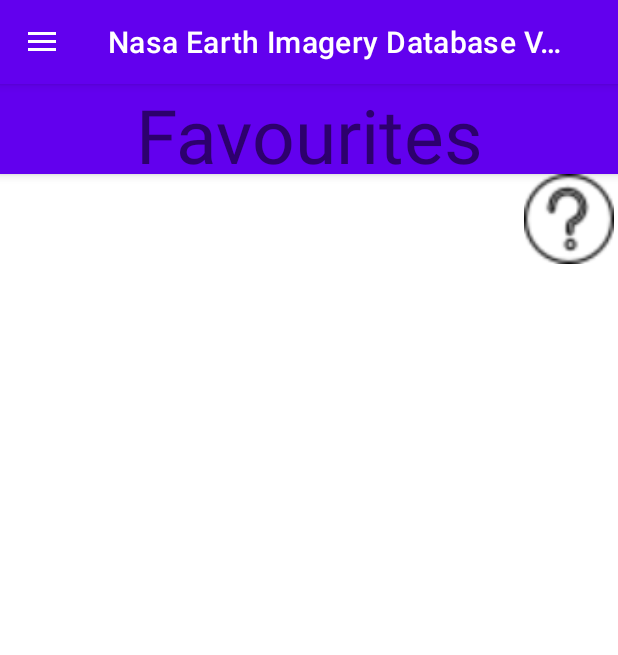
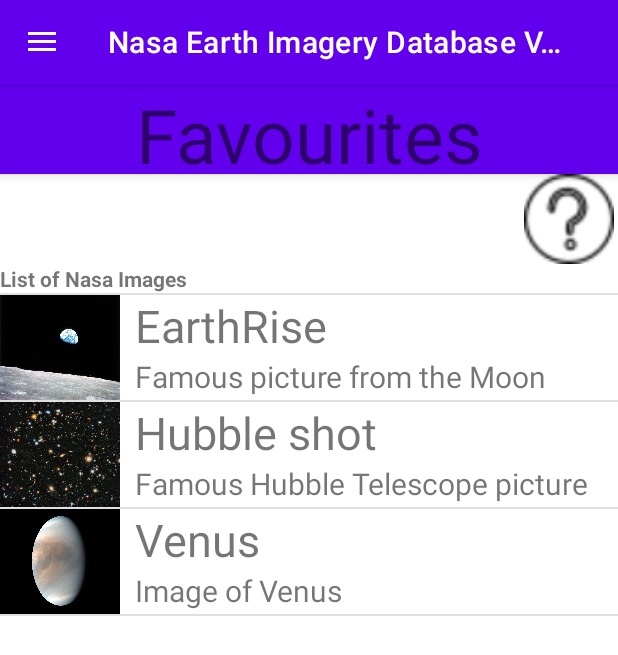
Before and after one commit to JONE0738/NasaEarthImageryDatabase, an Android app: the nav_favourites screen opened directly, with no data from a screen before it, on a phone screen of 412 x 824 dp. Shown: the top 655 px of the screen. Run offline under Robolectric (Android 15) with nearby library versions, the phone set to English and light mode, and no system bars.

Commit message:
testing image toast favourites

```diff
--- a/app/build.gradle
+++ b/app/build.gradle
@@ -39,5 +39,6 @@ dependencies {
     implementation 'androidx.appcompat:appcompat:1.2.0'
     implementation 'com.google.android.material:material:1.2.1'
     implementation 'com.google.android.material:material:1.3.0-alpha03'
+    implementation 'com.nostra13.universalimageloader:universal-image-loader:1.9.5'
 
 }
--- a/app/src/main/java/com/example/nasaearthimagerydatabase/MainActivity.java
+++ b/app/src/main/java/com/example/nasaearthimagerydatabase/MainActivity.java
@@ -44,9 +44,6 @@ public class MainActivity extends AppCompatActivity implements NavigationView.On
         //initialize navigation view for handling nav menu onclicks
         navigationView = (NavigationView) findViewById(R.id.NavView);
         navigationView.setNavigationItemSelectedListener(this);
- version_2
-
-
 
 
 
@@ -127,9 +124,3 @@ public class MainActivity extends AppCompatActivity implements NavigationView.On
         }
 
 }
-
-
-
-
-
-}
--- /dev/null
+++ b/app/src/main/java/com/example/nasaearthimagerydatabase/NasaImageList.java
@@ -0,0 +1,43 @@
+package com.example.nasaearthimagerydatabase;
+
+import android.app.Activity;
+import android.content.Context;
+import android.view.LayoutInflater;
+import android.view.View;
+import android.view.ViewGroup;
+import android.widget.ArrayAdapter;
+import android.widget.ImageView;
+import android.widget.TextView;
+
+
+public class NasaImageList extends ArrayAdapter {
+    private String[] imageNames;
+    private String[] imageDesc;
+    private Integer[] imageid;
+    private Activity context;
+
+    public NasaImageList(Activity context, String[] imageNames, String[] imageDesc, Integer[] imageid) {
+        super(context, R.layout.row_item, imageNames);
+        this.context = context;
+        this.imageNames = imageNames;
+        this.imageDesc = imageDesc;
+        this.imageid = imageid;
+
+    }
+
+    @Override
+    public View getView(int position, View convertView, ViewGroup parent) {
+        View row=convertView;
+        LayoutInflater inflater = context.getLayoutInflater();
+        if(convertView==null)
+            row = inflater.inflate(R.layout.row_item, null, true);
+        TextView textViewImageName = (TextView) row.findViewById(R.id.textViewImageName);
+        TextView textViewImageDesc = (TextView) row.findViewById(R.id.textViewImageDesc);
+        ImageView imageViewNasa = (ImageView) row.findViewById(R.id.imageViewNasa);
+
+        textViewImageName.setText(imageNames[position]);
+        textViewImageDesc.setText(imageDesc[position]);
+        imageViewNasa.setImageResource(imageid[position]);
+        return  row;
+    }
+}
--- a/app/src/main/java/com/example/nasaearthimagerydatabase/nav_favourites.java
+++ b/app/src/main/java/com/example/nasaearthimagerydatabase/nav_favourites.java
@@ -2,9 +2,15 @@ package com.example.nasaearthimagerydatabase;
 
 
 import android.content.Intent;
+import android.graphics.Typeface;
 import android.os.Bundle;
 import android.view.MenuItem;
 import android.view.View;
+import android.widget.AdapterView;
+import android.widget.ListView;
+import android.widget.TextView;
+import android.widget.Toast;
+
 import androidx.annotation.NonNull;
 import androidx.appcompat.app.ActionBarDrawerToggle;
 import androidx.appcompat.app.AlertDialog;
@@ -14,9 +20,30 @@ import androidx.drawerlayout.widget.DrawerLayout;
 import com.google.android.material.navigation.NavigationView;
 
 public class nav_favourites extends AppCompatActivity implements NavigationView.OnNavigationItemSelectedListener{
+
+    private ListView listView;
+    private String imageNames[] = {
+            "EarthRise",
+            "Hubble shot",
+            "Venus"
+    };
+
+    private String imageDesc[] = {
+            "Famous picture from the Moon",
+            "Famous Hubble Telescope picture",
+            "Image of Venus"
+    };
+
+    private Integer imageid[] = {
+            R.drawable.earthrise,
+            R.drawable.hubble,
+            R.drawable.venus,
+    };
+
     NavigationView navigationView;
     public DrawerLayout drawerLayout;
     public ActionBarDrawerToggle actionBarDrawerToggle;
+
 
     @Override
     protected void onCreate(Bundle savedInstanceState) {
@@ -35,6 +62,26 @@ public class nav_favourites extends AppCompatActivity implements NavigationView.
         //initialize navigation view for handling nav menu onclicks
         navigationView = (NavigationView) findViewById(R.id.navigation_favourites);
         navigationView.setNavigationItemSelectedListener(this);
+
+        //setting header
+        TextView textView = new TextView(this);
+        textView.setTypeface(Typeface.DEFAULT_BOLD);
+        textView.setText("List of Nasa Images");
+
+        ListView listView=(ListView)findViewById(R.id.theList);
+        listView.addHeaderView(textView);
+
+        //populating list data
+        NasaImageList nasaImageList = new NasaImageList(this, imageNames, imageDesc, imageid);
+        listView.setAdapter(nasaImageList);
+        //image onclick listener with toast for details
+        listView.setOnItemClickListener(new AdapterView.OnItemClickListener() {
+            @Override
+            public void onItemClick(AdapterView<?> adapterView, View view, int position, long l) {
+                Toast.makeText(getApplicationContext(), "Image 1: " + imageNames[position] + ", taken aboard Apollo 8 by Bill Anders, this shows Earth peeking out from beyond the lunar surface.", Toast.LENGTH_LONG).show();
+            }
+        });
+
     }
 
         //method to handle menu item selection
@@ -72,13 +119,13 @@ public class nav_favourites extends AppCompatActivity implements NavigationView.
 
 
     public void favouritesHelpDialog(View view) {
-        // setup the alert builder
+        //setup the alert builder
         AlertDialog.Builder builder = new AlertDialog.Builder(this);
         builder.setTitle("Help menu:");
         builder.setMessage("Welcome to the Favourites page. When you save an image as a favourite, it will show up here. Click the image to see additional details.");
-        // add a button
+        //add a button
         builder.setPositiveButton("OK", null);
-        // create and show the alert dialog
+        //create and show the alert dialog
         AlertDialog dialog = builder.create();
         dialog.show();
     }
--- a/app/src/main/res/layout/nav_favourites.xml
+++ b/app/src/main/res/layout/nav_favourites.xml
@@ -42,10 +42,12 @@
             android:layout_marginLeft="349dp"
             android:onClick="favouritesHelpDialog"
             android:background="@drawable/question"/>
-    <ListView
-        android:id="@+id/fav_list_view"
-        android:layout_width="match_parent"
-        android:layout_height="wrap_content"/>
+
+        <ListView
+            android:id="@+id/theList"
+            android:layout_width="match_parent"
+            android:layout_height="match_parent" />
+
 
     </LinearLayout>
 
--- /dev/null
+++ b/app/src/main/res/layout/row_item.xml
@@ -0,0 +1,34 @@
+<?xml version="1.0" encoding="utf-8"?>
+<GridLayout xmlns:android="http://schemas.android.com/apk/res/android"
+    android:layout_width="match_parent"
+    android:layout_height="match_parent" >
+    <ImageView
+
+        android:layout_rowSpan="2"
+        android:layout_width="80dp"
+        android:layout_height="70dp"
+        android:scaleType="fitXY"
+        android:id="@+id/imageViewNasa"
+        android:layout_row="0"
+        android:layout_column="0" />
+
+    <TextView
+        android:layout_width="wrap_content"
+        android:layout_height="wrap_content"
+        android:layout_columnWeight="1"
+        android:layout_marginLeft="10dp"
+        android:textSize="30dp"
+        android:id="@+id/textViewImageName"
+        android:layout_row="0"
+        android:layout_column="1" />
+
+    <TextView
+        android:layout_width="wrap_content"
+        android:layout_height="wrap_content"
+        android:layout_columnWeight="1"
+        android:layout_marginLeft="10dp"
+        android:textSize="20dp"
+        android:id="@+id/textViewImageDesc"
+        android:layout_row="1"
+        android:layout_column="1" />
+</GridLayout>
```
Also changed, not shown: app/src/main/java/com/example/nasaearthimagerydatabase/nav_coordinates.java (+0 -7 lines), app/src/main/res/drawable/earthrise.jpg (added), app/src/main/res/drawable/hubble.jpg (added), app/src/main/res/drawable/venus.jpg (added).
